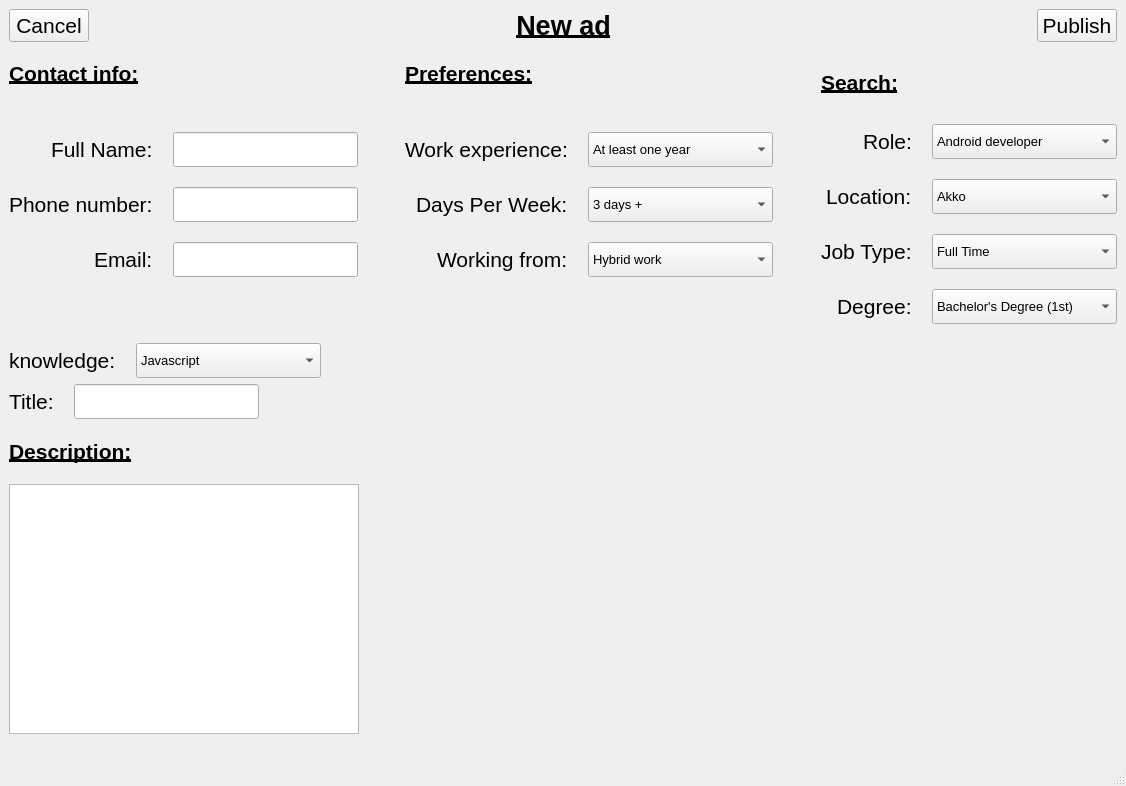
Old version of the form ui/new_ad.ui in the repository IvnGenza/EasyJob_39.
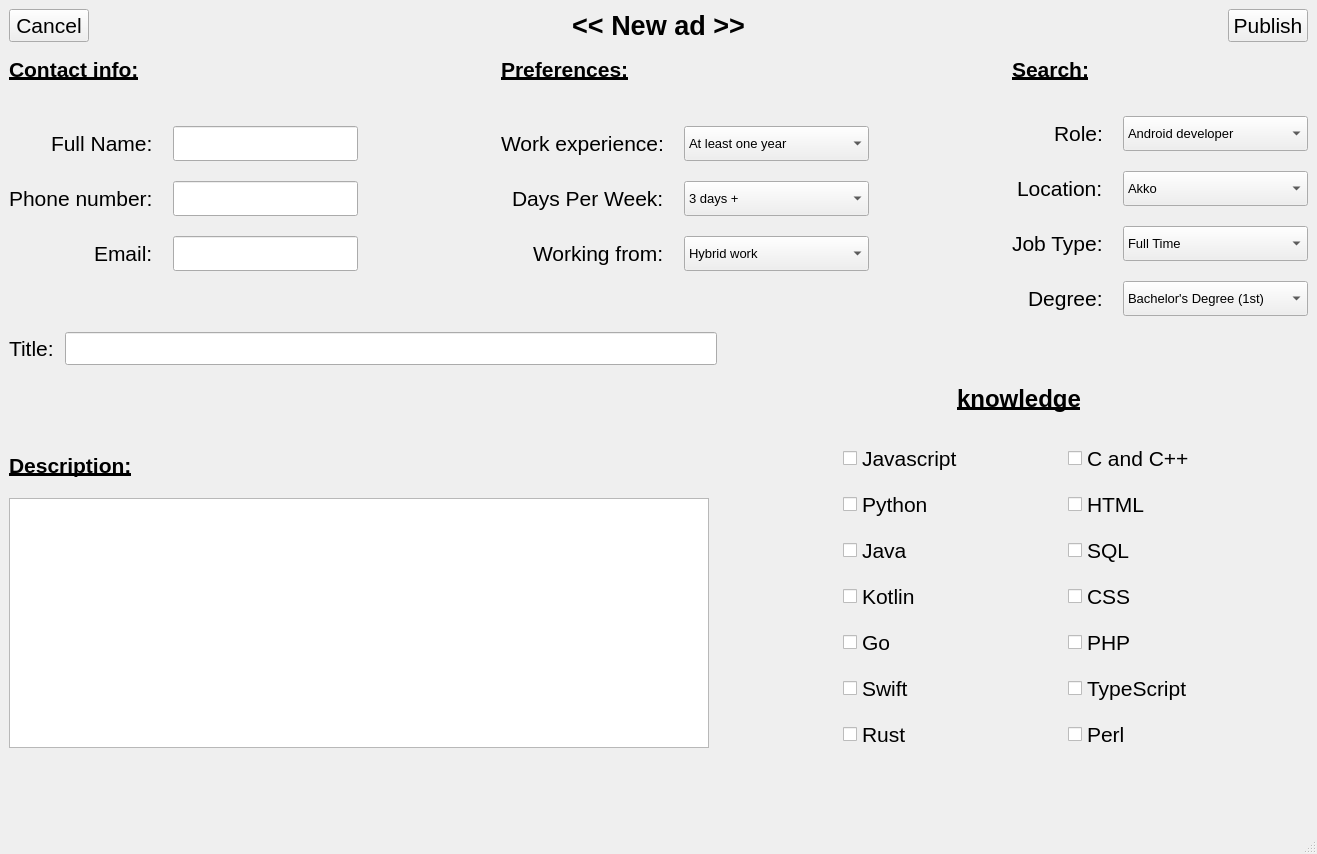
New version of the form.

Commit message: new_ad design

Diff of the .ui file:
```diff
--- a/ui/new_ad.ui
+++ b/ui/new_ad.ui
@@ -6,8 +6,8 @@
    <rect>
     <x>0</x>
     <y>0</y>
-    <width>1126</width>
-    <height>786</height>
+    <width>1317</width>
+    <height>854</height>
    </rect>
   </property>
   <property name="font">
@@ -45,7 +45,7 @@
       <item>
        <widget class="QLabel" name="label_14">
         <property name="text">
-         <string>&lt;html&gt;&lt;head/&gt;&lt;body&gt;&lt;p align=&quot;center&quot;&gt;&lt;span style=&quot; font-size:20pt; font-weight:600; text-decoration: underline;&quot;&gt;New ad&lt;/span&gt;&lt;/p&gt;&lt;/body&gt;&lt;/html&gt;</string>
+         <string>&lt;html&gt;&lt;head/&gt;&lt;body&gt;&lt;p align=&quot;center&quot;&gt;&lt;span style=&quot; font-size:20pt; font-weight:600;&quot;&gt;&amp;lt;&amp;lt; New ad &amp;gt;&amp;gt;&lt;/span&gt;&lt;/p&gt;&lt;/body&gt;&lt;/html&gt;</string>
         </property>
        </widget>
       </item>
@@ -467,7 +467,7 @@
       <item>
        <layout class="QVBoxLayout" name="verticalLayout_3">
         <property name="spacing">
-         <number>20</number>
+         <number>12</number>
         </property>
         <item>
          <widget class="QLabel" name="label_5">
@@ -476,6 +476,19 @@
           </property>
          </widget>
         </item>
+        <item>
+         <spacer name="verticalSpacer_8">
+          <property name="orientation">
+           <enum>Qt::Vertical</enum>
+          </property>
+          <property name="sizeHint" stdset="0">
+           <size>
+            <width>20</width>
+            <height>40</height>
+           </size>
+          </property>
+         </spacer>
+        </item>
         <item>
          <layout class="QFormLayout" name="formLayout">
           <property name="labelAlignment">
@@ -925,132 +938,6 @@
       <property name="verticalSpacing">
        <number>20</number>
       </property>
-      <item row="0" column="0">
-       <widget class="QLabel" name="label_4">
-        <property name="text">
-         <string>knowledge:</string>
-        </property>
-       </widget>
-      </item>
-      <item row="0" column="1">
-       <widget class="QComboBox" name="knowledge_comboBox">
-        <property name="minimumSize">
-         <size>
-          <width>185</width>
-          <height>35</height>
-         </size>
-        </property>
-        <property name="maximumSize">
-         <size>
-          <width>185</width>
-          <height>35</height>
-         </size>
-        </property>
-        <property name="font">
-         <font>
-          <pointsize>10</pointsize>
-          <weight>50</weight>
-          <bold>false</bold>
-         </font>
-        </property>
-        <property name="cursor">
-         <cursorShape>PointingHandCursor</cursorShape>
-        </property>
-        <property name="styleSheet">
-         <string notr="true"/>
-        </property>
-        <item>
-         <property name="text">
-          <string>Javascript</string>
-         </property>
-        </item>
-        <item>
-         <property name="text">
-          <string>Python</string>
-         </property>
-        </item>
-        <item>
-         <property name="text">
-          <string>Java</string>
-         </property>
-        </item>
-        <item>
-         <property name="text">
-          <string>Kotlin</string>
-         </property>
-        </item>
-        <item>
-         <property name="text">
-          <string>PHP</string>
-         </property>
-        </item>
-        <item>
-         <property name="text">
-          <string>C#</string>
-         </property>
-        </item>
-        <item>
-         <property name="text">
-          <string>Swift</string>
-         </property>
-        </item>
-        <item>
-         <property name="text">
-          <string>R</string>
-         </property>
-        </item>
-        <item>
-         <property name="text">
-          <string>C and C++</string>
-         </property>
-        </item>
-        <item>
-         <property name="text">
-          <string>Ruby</string>
-         </property>
-        </item>
-        <item>
-         <property name="text">
-          <string>Matlab</string>
-         </property>
-        </item>
-        <item>
-         <property name="text">
-          <string>TypeScript</string>
-         </property>
-        </item>
-        <item>
-         <property name="text">
-          <string>Scala</string>
-         </property>
-        </item>
-        <item>
-         <property name="text">
-          <string>SQL</string>
-         </property>
-        </item>
-        <item>
-         <property name="text">
-          <string>CSS</string>
-         </property>
-        </item>
-        <item>
-         <property name="text">
-          <string>Rust</string>
-         </property>
-        </item>
-        <item>
-         <property name="text">
-          <string>Perl</string>
-         </property>
-        </item>
-        <item>
-         <property name="text">
-          <string>HTML</string>
-         </property>
-        </item>
-       </widget>
-      </item>
      </layout>
     </item>
     <item>
@@ -1061,7 +948,7 @@
       <item>
        <layout class="QHBoxLayout" name="horizontalLayout_2">
         <property name="spacing">
-         <number>20</number>
+         <number>1</number>
         </property>
         <item>
          <widget class="QLabel" name="label">
@@ -1070,18 +957,40 @@
           </property>
          </widget>
         </item>
+        <item>
+         <spacer name="horizontalSpacer_9">
+          <property name="orientation">
+           <enum>Qt::Horizontal</enum>
+          </property>
+          <property name="sizeType">
+           <enum>QSizePolicy::Minimum</enum>
+          </property>
+          <property name="sizeHint" stdset="0">
+           <size>
+            <width>10</width>
+            <height>20</height>
+           </size>
+          </property>
+         </spacer>
+        </item>
         <item>
          <widget class="QLineEdit" name="title_text_box">
+          <property name="sizePolicy">
+           <sizepolicy hsizetype="Expanding" vsizetype="Fixed">
+            <horstretch>0</horstretch>
+            <verstretch>0</verstretch>
+           </sizepolicy>
+          </property>
           <property name="minimumSize">
            <size>
-            <width>185</width>
-            <height>35</height>
+            <width>0</width>
+            <height>0</height>
            </size>
           </property>
           <property name="maximumSize">
            <size>
-            <width>185</width>
-            <height>35</height>
+            <width>999</width>
+            <height>999</height>
            </size>
           </property>
          </widget>
@@ -1091,6 +1000,79 @@
           <property name="orientation">
            <enum>Qt::Horizontal</enum>
           </property>
+          <property name="sizeType">
+           <enum>QSizePolicy::Maximum</enum>
+          </property>
+          <property name="sizeHint" stdset="0">
+           <size>
+            <width>591</width>
+            <height>20</height>
+           </size>
+          </property>
+         </spacer>
+        </item>
+       </layout>
+      </item>
+      <item>
+       <layout class="QHBoxLayout" name="horizontalLayout_6">
+        <item>
+         <layout class="QVBoxLayout" name="verticalLayout_7">
+          <item>
+           <spacer name="verticalSpacer">
+            <property name="orientation">
+             <enum>Qt::Vertical</enum>
+            </property>
+            <property name="sizeHint" stdset="0">
+             <size>
+              <width>20</width>
+              <height>40</height>
+             </size>
+            </property>
+           </spacer>
+          </item>
+          <item>
+           <widget class="QLabel" name="label_2">
+            <property name="text">
+             <string>&lt;html&gt;&lt;head/&gt;&lt;body&gt;&lt;p&gt;&lt;span style=&quot; font-weight:600; text-decoration: underline;&quot;&gt;Description:&lt;/span&gt;&lt;/p&gt;&lt;/body&gt;&lt;/html&gt;</string>
+            </property>
+           </widget>
+          </item>
+          <item>
+           <widget class="QTextEdit" name="d_2">
+            <property name="minimumSize">
+             <size>
+              <width>700</width>
+              <height>250</height>
+             </size>
+            </property>
+            <property name="maximumSize">
+             <size>
+              <width>350</width>
+              <height>250</height>
+             </size>
+            </property>
+           </widget>
+          </item>
+          <item>
+           <spacer name="verticalSpacer_9">
+            <property name="orientation">
+             <enum>Qt::Vertical</enum>
+            </property>
+            <property name="sizeHint" stdset="0">
+             <size>
+              <width>20</width>
+              <height>40</height>
+             </size>
+            </property>
+           </spacer>
+          </item>
+         </layout>
+        </item>
+        <item>
+         <spacer name="horizontalSpacer_6">
+          <property name="orientation">
+           <enum>Qt::Horizontal</enum>
+          </property>
           <property name="sizeHint" stdset="0">
            <size>
             <width>40</width>
@@ -1099,43 +1081,191 @@
           </property>
          </spacer>
         </item>
+        <item>
+         <layout class="QVBoxLayout" name="verticalLayout_8">
+          <property name="spacing">
+           <number>6</number>
+          </property>
+          <item>
+           <widget class="QLabel" name="label_19">
+            <property name="text">
+             <string>&lt;html&gt;&lt;head/&gt;&lt;body&gt;&lt;p align=&quot;center&quot;&gt;&lt;span style=&quot; font-size:18pt; font-weight:600; text-decoration: underline;&quot;&gt;knowledge&lt;/span&gt;&lt;/p&gt;&lt;/body&gt;&lt;/html&gt;</string>
+            </property>
+           </widget>
+          </item>
+          <item>
+           <spacer name="verticalSpacer_11">
+            <property name="orientation">
+             <enum>Qt::Vertical</enum>
+            </property>
+            <property name="sizeType">
+             <enum>QSizePolicy::Preferred</enum>
+            </property>
+            <property name="sizeHint" stdset="0">
+             <size>
+              <width>20</width>
+              <height>40</height>
+             </size>
+            </property>
+           </spacer>
+          </item>
+          <item>
+           <layout class="QGridLayout" name="gridLayout_3">
+            <property name="horizontalSpacing">
+             <number>45</number>
+            </property>
+            <property name="verticalSpacing">
+             <number>15</number>
+            </property>
+            <item row="5" column="2">
+             <widget class="QCheckBox" name="TypeScript_checkBox">
+              <property name="text">
+               <string>TypeScript</string>
+              </property>
+             </widget>
+            </item>
+            <item row="5" column="0">
+             <widget class="QCheckBox" name="Swift_checkBox">
+              <property name="text">
+               <string>Swift</string>
+              </property>
+             </widget>
+            </item>
+            <item row="4" column="0">
+             <widget class="QCheckBox" name="Go_checkBox">
+              <property name="text">
+               <string>Go</string>
+              </property>
+             </widget>
+            </item>
+            <item row="0" column="0">
+             <widget class="QCheckBox" name="Javascript_checkbox">
+              <property name="text">
+               <string>Javascript</string>
+              </property>
+             </widget>
+            </item>
+            <item row="1" column="2">
+             <widget class="QCheckBox" name="HTML_checkBox">
+              <property name="text">
+               <string>HTML</string>
+              </property>
+             </widget>
+            </item>
+            <item row="6" column="2">
+             <widget class="QCheckBox" name="Perl_checkBox">
+              <property name="text">
+               <string>Perl</string>
+              </property>
+             </widget>
+            </item>
+            <item row="4" column="2">
+             <widget class="QCheckBox" name="PHP_checkBox">
+              <property name="text">
+               <string>PHP</string>
+              </property>
+             </widget>
+            </item>
+            <item row="3" column="0">
+             <widget class="QCheckBox" name="Kotlin_checkBox">
+              <property name="text">
+               <string>Kotlin</string>
+              </property>
+             </widget>
+            </item>
+            <item row="6" column="0">
+             <widget class="QCheckBox" name="Rust_checkBox">
+              <property name="text">
+               <string>Rust</string>
+              </property>
+             </widget>
+            </item>
+            <item row="2" column="2">
+             <widget class="QCheckBox" name="SQL_checkBox">
+              <property name="text">
+               <string>SQL</string>
+              </property>
+             </widget>
+            </item>
+            <item row="2" column="0">
+             <widget class="QCheckBox" name="Java_checkBox">
+              <property name="text">
+               <string>Java</string>
+              </property>
+             </widget>
+            </item>
+            <item row="0" column="2">
+             <widget class="QCheckBox" name="C_checkBox">
+              <property name="text">
+               <string>C and C++</string>
+              </property>
+             </widget>
+            </item>
+            <item row="1" column="0">
+             <widget class="QCheckBox" name="Python_checkBox">
+              <property name="text">
+               <string>Python</string>
+              </property>
+             </widget>
+            </item>
+            <item row="3" column="2">
+             <widget class="QCheckBox" name="CSS_checkBox">
+              <property name="text">
+               <string>CSS</string>
+              </property>
+             </widget>
+            </item>
+            <item row="0" column="1">
+             <spacer name="horizontalSpacer_8">
+              <property name="orientation">
+               <enum>Qt::Horizontal</enum>
+              </property>
+              <property name="sizeHint" stdset="0">
+               <size>
+                <width>60</width>
+                <height>20</height>
+               </size>
+              </property>
+             </spacer>
+            </item>
+           </layout>
+          </item>
+          <item>
+           <spacer name="verticalSpacer_10">
+            <property name="orientation">
+             <enum>Qt::Vertical</enum>
+            </property>
+            <property name="sizeHint" stdset="0">
+             <size>
+              <width>20</width>
+              <height>80</height>
+             </size>
+            </property>
+           </spacer>
+          </item>
+         </layout>
+        </item>
+        <item>
+         <spacer name="horizontalSpacer_7">
+          <property name="orientation">
+           <enum>Qt::Horizontal</enum>
+          </property>
+          <property name="sizeHint" stdset="0">
+           <size>
+            <width>25</width>
+            <height>20</height>
+           </size>
+          </property>
+         </spacer>
+        </item>
        </layout>
       </item>
       <item>
-       <widget class="QLabel" name="label_2">
-        <property name="text">
-         <string>&lt;html&gt;&lt;head/&gt;&lt;body&gt;&lt;p&gt;&lt;span style=&quot; font-weight:600; text-decoration: underline;&quot;&gt;Description:&lt;/span&gt;&lt;/p&gt;&lt;/body&gt;&lt;/html&gt;</string>
+       <layout class="QHBoxLayout" name="horizontalLayout_4">
+        <property name="spacing">
+         <number>15</number>
         </property>
-       </widget>
-      </item>
-      <item>
-       <widget class="QTextEdit" name="description_text_box">
-        <property name="minimumSize">
-         <size>
-          <width>350</width>
-          <height>250</height>
-         </size>
-        </property>
-        <property name="maximumSize">
-         <size>
-          <width>350</width>
-          <height>250</height>
-         </size>
-        </property>
-       </widget>
-      </item>
-      <item>
-       <spacer name="verticalSpacer">
-        <property name="orientation">
-         <enum>Qt::Vertical</enum>
-        </property>
-        <property name="sizeHint" stdset="0">
-         <size>
-          <width>20</width>
-          <height>40</height>
-         </size>
-        </property>
-       </spacer>
+       </layout>
       </item>
      </layout>
     </item>
```
Left out of the diff: 2 changed lines with no effect on the pictures. The commit also changes 3 other files.
